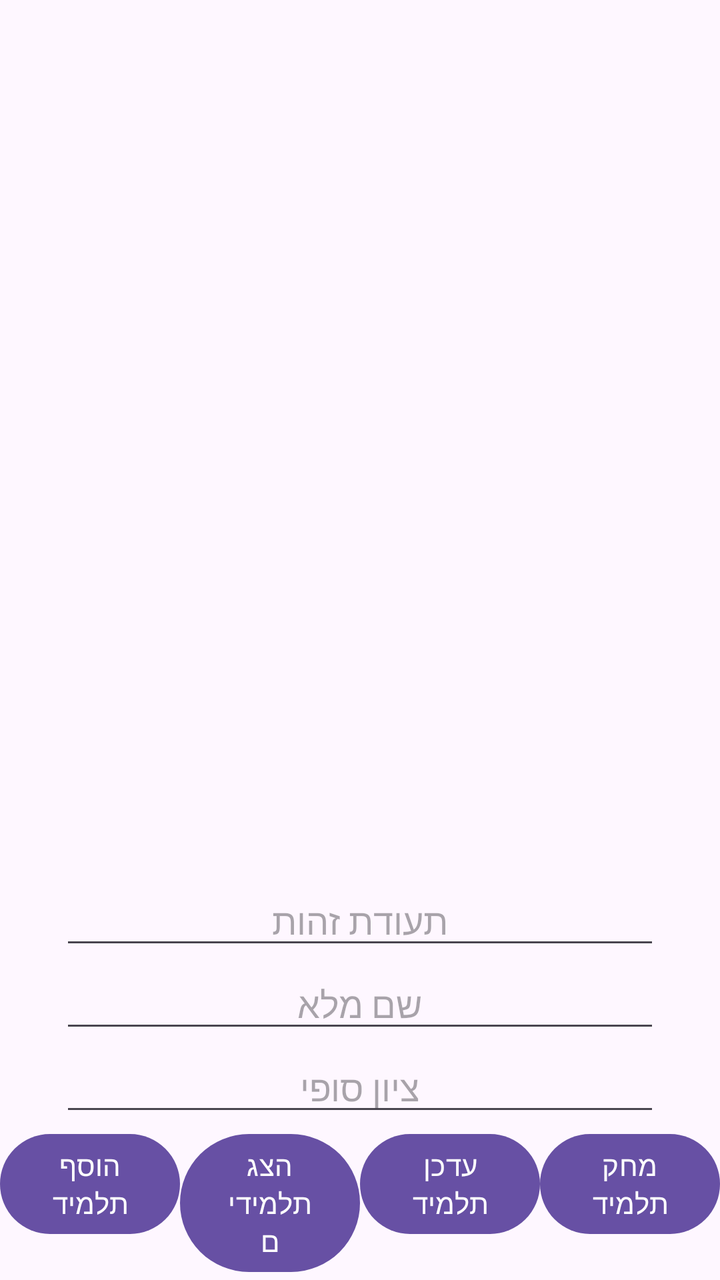
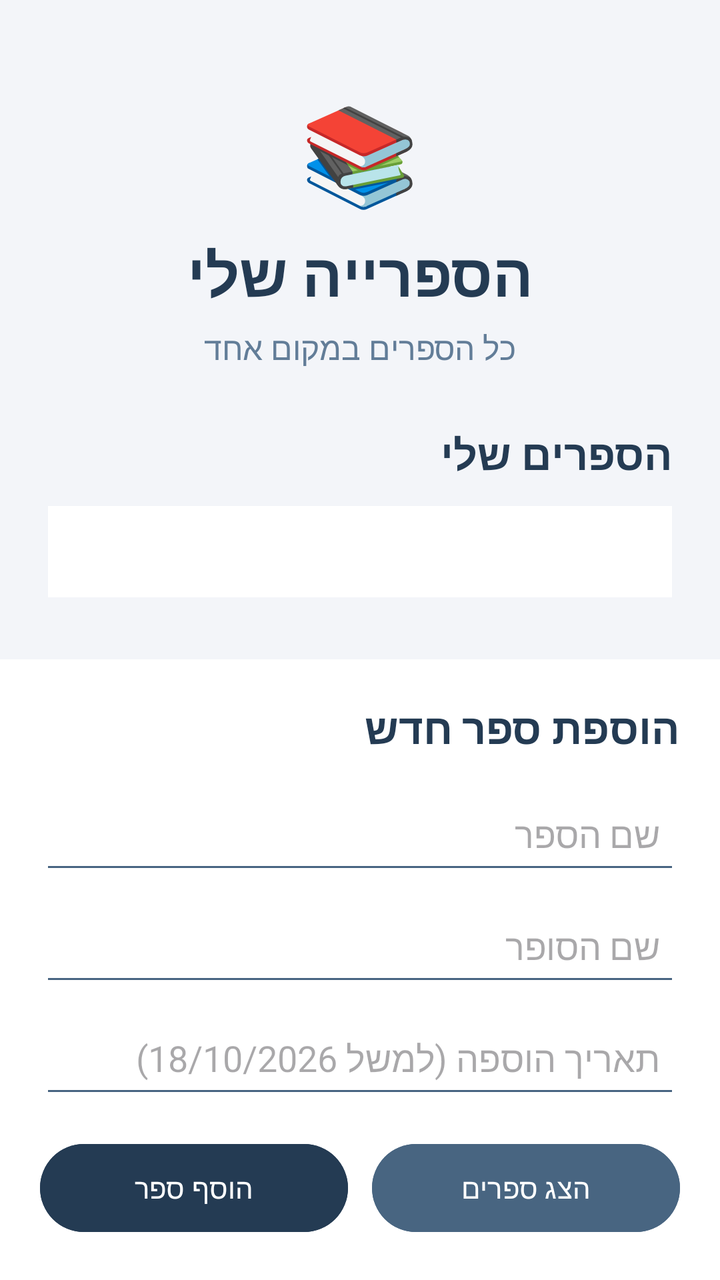

Two renders of the same Android screen: before a commit and after it. Below are the layout's source before the change and the commit's diff.
<!-- AndroidManifest.xml: application theme Theme.AdamProject20277 -->
<!-- res/layout/activity_main.xml -->
<?xml version="1.0" encoding="utf-8"?>
<androidx.constraintlayout.widget.ConstraintLayout xmlns:android="http://schemas.android.com/apk/res/android" xmlns:app="http://schemas.android.com/apk/res-auto" xmlns:tools="http://schemas.android.com/tools" android:id="@+id/main" android:layout_width="match_parent" android:layout_height="match_parent">
    <ScrollView android:layout_width="match_parent" android:layout_height="0dp" app:layout_constraintBottom_toTopOf="@id/bottomlayout" app:layout_constraintTop_toTopOf="parent">
        <LinearLayout android:layout_width="match_parent" android:layout_height="wrap_content" android:layout_marginTop="40sp" android:gravity="center">
            <TextView android:layout_width="wrap_content" android:layout_height="wrap_content" android:textSize="20sp" android:textDirection="rtl" android:id="@+id/tvcontent"/>
        </LinearLayout>
    </ScrollView>
    <LinearLayout android:layout_width="match_parent" android:layout_height="wrap_content" android:id="@+id/bottomlayout" android:orientation="vertical" android:gravity="center" app:layout_constraintBottom_toBottomOf="parent">
        <EditText android:layout_width="300dp" android:layout_height="wrap_content" android:id="@+id/tz" android:gravity="center" android:hint="תעודת זהות"/>
        <EditText android:layout_width="300dp" android:layout_height="wrap_content" android:id="@+id/fullname" android:gravity="center" android:hint="שם מלא"/>
        <EditText android:layout_width="300dp" android:layout_height="wrap_content" android:id="@+id/grade" android:gravity="center" android:hint="ציון סופי"/>
        
        <LinearLayout android:layout_width="match_parent" android:layout_height="wrap_content">
            <Button android:id="@+id/btnInsert" android:layout_width="0dp" android:layout_weight="1" android:layout_height="wrap_content" android:text="הוסף תלמיד"/>
            <Button android:id="@+id/btnSelect" android:layout_width="0dp" android:layout_weight="1" android:layout_height="wrap_content" android:text="הצג תלמידים"/>
            <Button android:id="@+id/btnUpdate" android:layout_width="0dp" android:layout_weight="1" android:layout_height="wrap_content" android:text="עדכן תלמיד"/>
            <Button android:id="@+id/btnDelete" android:layout_width="0dp" android:layout_weight="1" android:layout_height="wrap_content" android:text="מחק תלמיד"/>
        </LinearLayout>
    </LinearLayout>
</androidx.constraintlayout.widget.ConstraintLayout>
<!-- resources referenced by this layout -->
<resources>
  <style name="Theme.AdamProject20277" parent="Base.Theme.AdamProject20277" />
  <style name="Base.Theme.AdamProject20277" parent="Theme.Material3.DayNight.NoActionBar">
          
          
      </style>
</resources>

<!-- the commit's change to res/layout/activity_main.xml (unified diff, before → after) -->
@@ -1,20 +1,159 @@
 <?xml version="1.0" encoding="utf-8"?>
-<androidx.constraintlayout.widget.ConstraintLayout xmlns:android="http://schemas.android.com/apk/res/android" xmlns:app="http://schemas.android.com/apk/res-auto" xmlns:tools="http://schemas.android.com/tools" android:id="@+id/main" android:layout_width="match_parent" android:layout_height="match_parent">
-    <ScrollView android:layout_width="match_parent" android:layout_height="0dp" app:layout_constraintBottom_toTopOf="@id/bottomlayout" app:layout_constraintTop_toTopOf="parent">
-        <LinearLayout android:layout_width="match_parent" android:layout_height="wrap_content" android:layout_marginTop="40sp" android:gravity="center">
-            <TextView android:layout_width="wrap_content" android:layout_height="wrap_content" android:textSize="20sp" android:textDirection="rtl" android:id="@+id/tvcontent"/>
+<androidx.constraintlayout.widget.ConstraintLayout
+    xmlns:android="http://schemas.android.com/apk/res/android"
+    xmlns:app="http://schemas.android.com/apk/res-auto"
+    android:id="@+id/main"
+    android:layout_width="match_parent"
+    android:layout_height="match_parent"
+    android:background="#F3F5F9">
+
+    <ScrollView
+        android:layout_width="match_parent"
+        android:layout_height="0dp"
+        android:fillViewport="true"
+        app:layout_constraintTop_toTopOf="parent"
+        app:layout_constraintBottom_toTopOf="@id/bottomlayout">
+
+        <LinearLayout
+            android:layout_width="match_parent"
+            android:layout_height="wrap_content"
+            android:orientation="vertical"
+            android:padding="24dp"
+            android:gravity="center_horizontal">
+
+            <TextView
+                android:layout_width="wrap_content"
+                android:layout_height="wrap_content"
+                android:layout_marginTop="20dp"
+                android:text="📚"
+                android:textSize="48sp" />
+
+            <TextView
+                android:layout_width="wrap_content"
+                android:layout_height="wrap_content"
+                android:layout_marginTop="8dp"
+                android:text="הספרייה שלי"
+                android:textColor="#243B53"
+                android:textSize="30sp"
+                android:textStyle="bold" />
+
+            <TextView
+                android:layout_width="wrap_content"
+                android:layout_height="wrap_content"
+                android:layout_marginTop="6dp"
+                android:text="כל הספרים במקום אחד"
+                android:textColor="#627D98"
+                android:textSize="16sp" />
+
+            <TextView
+                android:layout_width="match_parent"
+                android:layout_height="wrap_content"
+                android:layout_marginTop="28dp"
+                android:text="הספרים שלי"
+                android:textColor="#243B53"
+                android:textSize="21sp"
+                android:textStyle="bold"
+                android:gravity="right" />
+
+            <TextView
+                android:id="@+id/tvcontent"
+                android:layout_width="match_parent"
+                android:layout_height="wrap_content"
+                android:layout_marginTop="12dp"
+                android:padding="12dp"
+                android:background="#FFFFFF"
+                android:textColor="#334E68"
+                android:textSize="16sp"
+                android:textDirection="rtl"
+                android:gravity="right" />
+
         </LinearLayout>
     </ScrollView>
-    <LinearLayout android:layout_width="match_parent" android:layout_height="wrap_content" android:id="@+id/bottomlayout" android:orientation="vertical" android:gravity="center" app:layout_constraintBottom_toBottomOf="parent">
-        <EditText android:layout_width="300dp" android:layout_height="wrap_content" android:id="@+id/tz" android:gravity="center" android:hint="תעודת זהות"/>
-        <EditText android:layout_width="300dp" android:layout_height="wrap_content" android:id="@+id/fullname" android:gravity="center" android:hint="שם מלא"/>
-        <EditText android:layout_width="300dp" android:layout_height="wrap_content" android:id="@+id/grade" android:gravity="center" android:hint="ציון סופי"/>
-        
-        <LinearLayout android:layout_width="match_parent" android:layout_height="wrap_content">
-            <Button android:id="@+id/btnInsert" android:layout_width="0dp" android:layout_weight="1" android:layout_height="wrap_content" android:text="הוסף תלמיד"/>
-            <Button android:id="@+id/btnSelect" android:layout_width="0dp" android:layout_weight="1" android:layout_height="wrap_content" android:text="הצג תלמידים"/>
-            <Button android:id="@+id/btnUpdate" android:layout_width="0dp" android:layout_weight="1" android:layout_height="wrap_content" android:text="עדכן תלמיד"/>
-            <Button android:id="@+id/btnDelete" android:layout_width="0dp" android:layout_weight="1" android:layout_height="wrap_content" android:text="מחק תלמיד"/>
+
+    <LinearLayout
+        android:id="@+id/bottomlayout"
+        android:layout_width="match_parent"
+        android:layout_height="wrap_content"
+        android:orientation="vertical"
+        android:padding="20dp"
+        android:background="#FFFFFF"
+        android:gravity="center"
+        app:layout_constraintBottom_toBottomOf="parent">
+
+        <TextView
+            android:layout_width="match_parent"
+            android:layout_height="wrap_content"
+            android:text="הוספת ספר חדש"
+            android:textColor="#243B53"
+            android:textSize="21sp"
+            android:textStyle="bold"
+            android:gravity="right"
+            android:layout_marginBottom="8dp" />
+
+        <EditText
+            android:id="@+id/bookName"
+            android:layout_width="match_parent"
+            android:layout_height="50dp"
+            android:layout_marginTop="6dp"
+            android:padding="10dp"
+            android:backgroundTint="#486581"
+            android:gravity="right|center_vertical"
+            android:hint="שם הספר"
+            android:inputType="text"
+            android:singleLine="true" />
+
+        <EditText
+            android:id="@+id/author"
+            android:layout_width="match_parent"
+            android:layout_height="50dp"
+            android:layout_marginTop="6dp"
+            android:padding="10dp"
+            android:backgroundTint="#486581"
+            android:gravity="right|center_vertical"
+            android:hint="שם הסופר"
+            android:inputType="text"
+            android:singleLine="true" />
+
+        <EditText
+            android:id="@+id/dateAdded"
+            android:layout_width="match_parent"
+            android:layout_height="50dp"
+            android:layout_marginTop="6dp"
+            android:padding="10dp"
+            android:backgroundTint="#486581"
+            android:gravity="right|center_vertical"
+            android:hint="תאריך הוספה (למשל 18/10/2026)"
+            android:inputType="text"
+            android:singleLine="true" />
+
+        <LinearLayout
+            android:layout_width="match_parent"
+            android:layout_height="wrap_content"
+            android:layout_marginTop="14dp"
+            android:orientation="horizontal">
+
+            <Button
+                android:id="@+id/btnInsert"
+                android:layout_width="0dp"
+                android:layout_height="52dp"
+                android:layout_weight="1"
+                android:layout_marginEnd="6dp"
+                android:text="הוסף ספר"
+                android:textColor="#FFFFFF"
+                android:backgroundTint="#243B53" />
+
+            <Button
+                android:id="@+id/btnSelect"
+                android:layout_width="0dp"
+                android:layout_height="52dp"
+                android:layout_weight="1"
+                android:layout_marginStart="6dp"
+                android:text="הצג ספרים"
+                android:textColor="#FFFFFF"
+                android:backgroundTint="#486581" />
+
         </LinearLayout>
+
     </LinearLayout>
+
 </androidx.constraintlayout.widget.ConstraintLayout>
